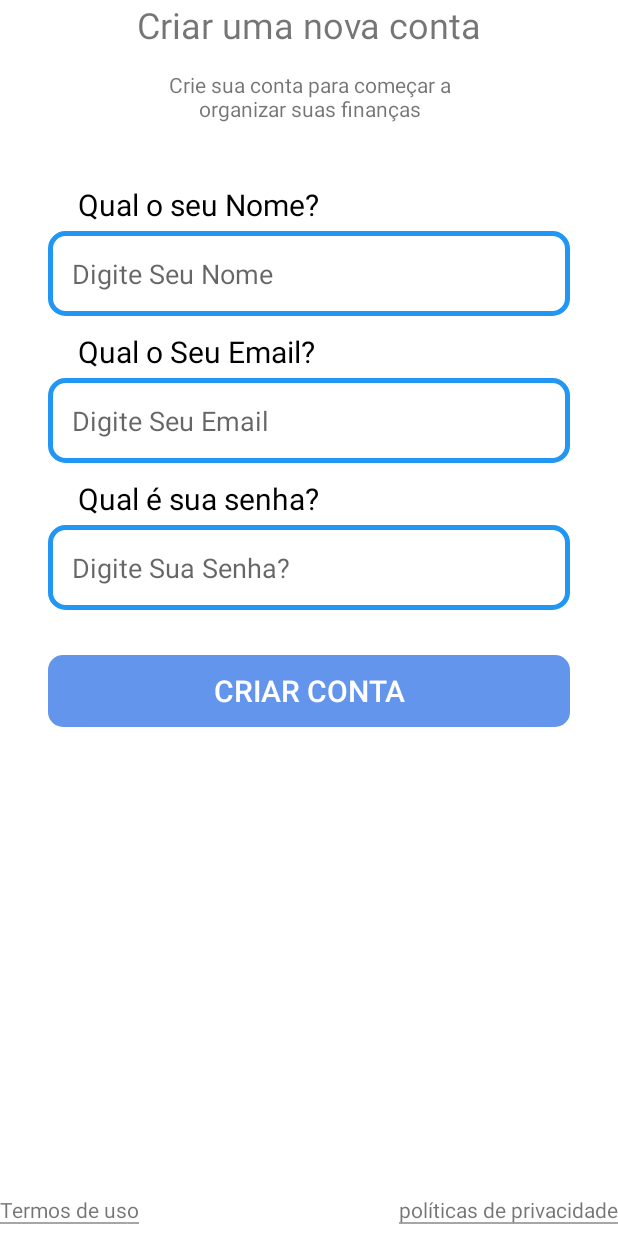
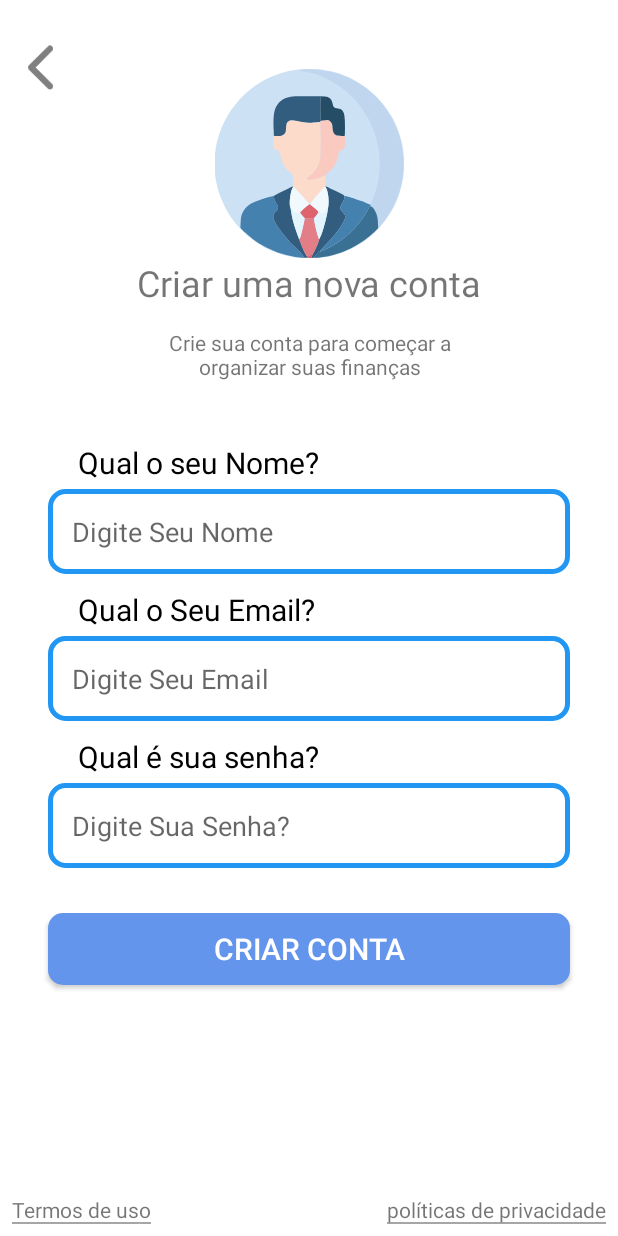
Before and after one commit to brubs-ads/Desenvolvimento-para-dispositivos-moveis, an Android app: the CreateAccountActivity screen opened directly, with no data from a screen before it, on a phone screen of 412 x 824 dp. Run offline under Robolectric (Android 15) with nearby library versions, the phone set to English and light mode, and no system bars.

Commit message:
colocação dos icones

```diff
--- a/app/src/main/res/drawable/voltar_telas.xml
+++ b/app/src/main/res/drawable/voltar_telas.xml
@@ -8,6 +8,6 @@
       android:strokeLineJoin="round"
       android:strokeWidth="9.0625"
       android:fillColor="#00000000"
-      android:strokeColor="#ffffff"
+      android:strokeColor="#808080"
       android:strokeLineCap="round"/>
 </vector>
--- a/app/src/main/res/layout/activity_create_account.xml
+++ b/app/src/main/res/layout/activity_create_account.xml
@@ -5,6 +5,25 @@
     android:layout_width="match_parent"
     android:layout_height="match_parent"
     tools:context=".view.CreateAccountActivity">
+
+    <androidx.appcompat.widget.AppCompatImageView
+        android:layout_width="30dp"
+        android:layout_height="30dp"
+        android:layout_marginStart="12dp"
+        android:layout_marginTop="30dp"
+        android:src="@drawable/voltar_telas"
+        app:layout_constraintStart_toStartOf="parent"
+        app:layout_constraintTop_toTopOf="parent" />
+
+    <androidx.appcompat.widget.AppCompatImageView
+        android:id="@+id/image_user"
+        android:layout_width="126dp"
+        android:layout_height="126dp"
+        android:layout_marginTop="46dp"
+        android:src="@drawable/perfil_login"
+        app:layout_constraintEnd_toEndOf="parent"
+        app:layout_constraintStart_toStartOf="parent"
+        app:layout_constraintTop_toTopOf="parent" />
 
     <androidx.appcompat.widget.AppCompatTextView
         android:id="@+id/text_create_account"
@@ -15,7 +34,7 @@
         android:textSize="24sp"
         app:layout_constraintEnd_toEndOf="parent"
         app:layout_constraintStart_toStartOf="parent"
-        app:layout_constraintTop_toTopOf="parent" />
+        app:layout_constraintTop_toBottomOf="@id/image_user" />
 
     <androidx.appcompat.widget.AppCompatTextView
         android:id="@+id/text_information_account"
@@ -137,20 +156,21 @@
         android:id="@+id/text_terms_of_use"
         android:layout_width="wrap_content"
         android:layout_height="wrap_content"
+        android:layout_marginStart="8dp"
         android:layout_marginBottom="8dp"
+        android:background="@drawable/dash_underline"
         android:text="@string/terms_of_Use"
         android:textSize="14sp"
         app:layout_constraintBottom_toBottomOf="parent"
-        app:layout_constraintStart_toStartOf="parent"
-        android:background="@drawable/dash_underline"/>
+        app:layout_constraintStart_toStartOf="parent" />
 
     <androidx.appcompat.widget.AppCompatTextView
         android:layout_width="wrap_content"
         android:layout_height="wrap_content"
+        android:layout_marginEnd="8dp"
+        android:layout_marginBottom="8dp"
+        android:background="@drawable/dash_underline"
         android:text="@string/privacy_policies"
         app:layout_constraintBottom_toBottomOf="parent"
-        app:layout_constraintEnd_toEndOf="parent"
-        android:layout_marginBottom="8dp"
-        android:background="@drawable/dash_underline"
-        />
+        app:layout_constraintEnd_toEndOf="parent" />
 </androidx.constraintlayout.widget.ConstraintLayout>
--- a/app/src/main/res/values/strings.xml
+++ b/app/src/main/res/values/strings.xml
@@ -16,8 +16,12 @@
     <string name="privacy_policies">políticas de privacidade</string>
     <string name="about_us">Sobre Nós</string>
     <string name="about_the_company">Bem-vindo ao nosso aplicativo de anotações financeiras! Nós acreditamos que a gestão financeira é uma parte crucial da vida moderna e que todo mundo deveria ter acesso a ferramentas  eficazes para controlar suas finanças pessoais.É por isso que  criamos este aplicativo simples e fácil de usar.
+
         Nosso aplicativo permite que você registre facilmente suas  despesas e créditos diários, permitindo que você monitore o seu dinheiro e mantenha o controle de seus gastos. Ao registrar suas transações, você terá uma visão clara de suas finanças, o que o ajudará a tomar melhores decisões financeiras no futuro.
+
         O aplicativo também realiza cálculos automaticamente, permitindo que você saiba exatamente quanto dinheiro você tem disponível para gastar em cada mês. E para ajudar ainda mais, fornecemos  gráficos e relatórios detalhados para que você possa ver  exatamente onde está gastando o seu dinheiro e onde pode  reduzir suas despesas.
+
         Nós entendemos que a gestão financeira pode ser desafiadora,  mas nosso objetivo é torná-la o mais fácil possível para você. Se  você tiver alguma dúvida ou precisar de ajuda, nossa equipe de  suporte está sempre à disposição para ajudá-lo.
+
         Obrigado por escolher nosso aplicativo para ajudá-lo a alcançar seus objetivos financeiros. Estamos ansiosos para acompanhá-lo em sua jornada de controle financeiro.</string>
 </resources>
```
Also changed, not shown: app/src/main/java/br/com/confinance/viewmodel/CreateAccountViewModel.kt (added, +7 -0 lines), app/src/main/res/layout/activity_about_use.xml (+17 -4 lines).
